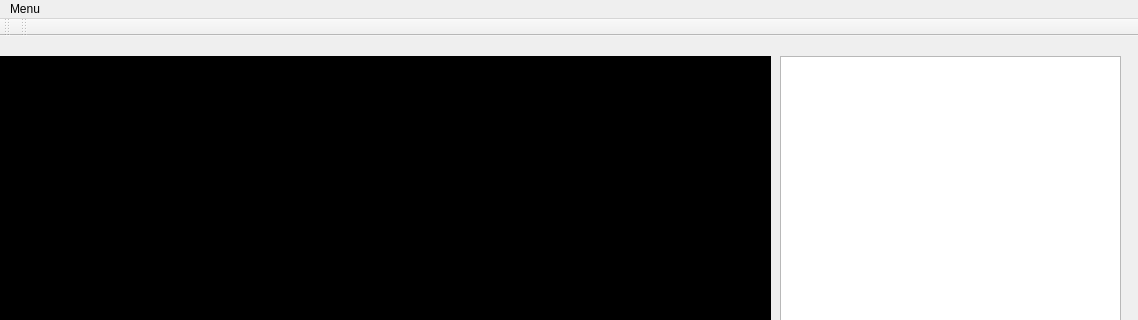
Old version of the form interface/mainwindow.ui in the repository ErwanGarreau/RGBDRecorder; both pictures show x 0 to 1138 and y 0 to 320 of the 1138 by 668 pixel window.
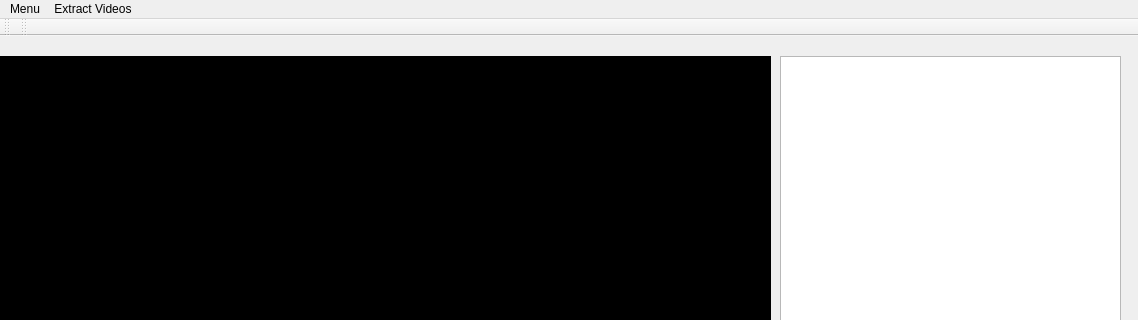
New version of the form. Icons and pictures are not drawn. Custom widgets are drawn as their Qt base class.

```diff
--- a/interface/mainwindow.ui
+++ b/interface/mainwindow.ui
@@ -320,7 +320,15 @@
     </property>
     <addaction name="actionStart"/>
    </widget>
+   <widget class="QMenu" name="menuExtract_Videos">
+    <property name="title">
+     <string>Extract Videos</string>
+    </property>
+    <addaction name="separator"/>
+    <addaction name="actionStart_3"/>
+   </widget>
    <addaction name="menuTest"/>
+   <addaction name="menuExtract_Videos"/>
   </widget>
   <widget class="QToolBar" name="mainToolBar">
    <attribute name="toolBarArea">
```
Left out of the diff: 10 changed lines with no effect on the pictures.
